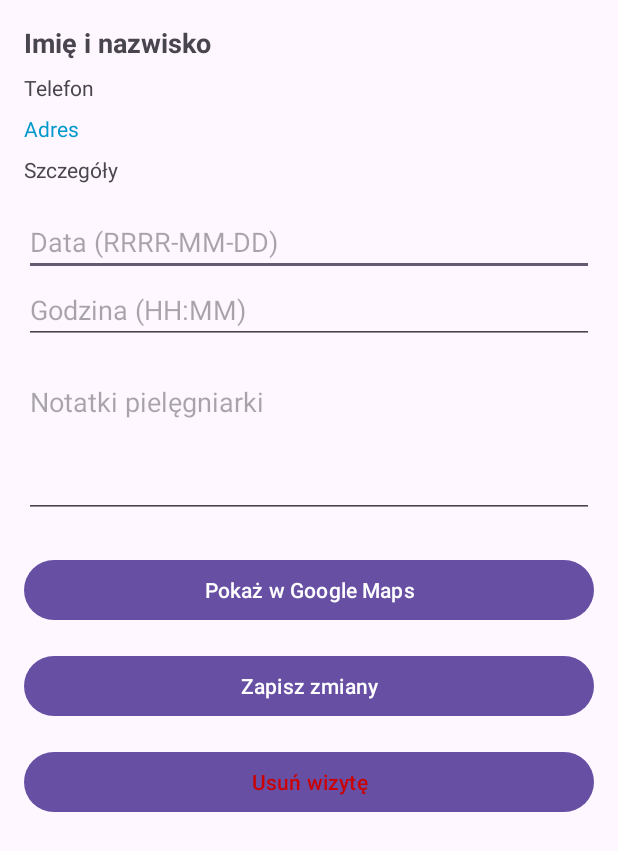
After one commit to KamilSterniuk/Nursely, an Android app: the EventDetailActivity screen opened directly, with no data from a screen before it, on a phone screen of 412 x 824 dp. The commit adds this screen. Shown: the top 851 px of the screen. Run offline under Robolectric (Android 15) with nearby library versions, the phone set to English and light mode, and no system bars.

Commit message:
nurse event details

```diff
--- a/app/src/main/AndroidManifest.xml
+++ b/app/src/main/AndroidManifest.xml
@@ -23,6 +23,8 @@
         </activity>
         <activity android:name=".AdminActivity"/>
         <activity android:name=".NurseActivity"/>
+        <activity android:name=".EventDetailActivity" />
+
     </application>
 
 </manifest>
--- /dev/null
+++ b/app/src/main/java/com/example/nursely/EventDetailActivity.java
@@ -0,0 +1,182 @@
+package com.example.nursely;
+
+import android.content.Intent;
+import android.net.Uri;
+import android.os.Bundle;
+import android.widget.Button;
+import android.widget.EditText;
+import android.widget.TextView;
+import android.widget.Toast;
+
+import androidx.appcompat.app.AppCompatActivity;
+
+import org.json.JSONArray;
+import org.json.JSONObject;
+
+import java.io.BufferedReader;
+import java.io.File;
+import java.io.FileReader;
+import java.io.FileWriter;
+import java.util.Iterator;
+
+public class EventDetailActivity extends AppCompatActivity {
+
+    TextView nameText, phoneText, addressText, detailsText;
+    EditText dateEdit, timeEdit, notesEdit;
+    Button openMapBtn, saveBtn, deleteBtn;
+    String login, date, time;
+    EventItem currentEvent;
+
+    @Override
+    protected void onCreate(Bundle savedInstanceState) {
+        super.onCreate(savedInstanceState);
+        setContentView(R.layout.activity_event_detail);
+
+        nameText = findViewById(R.id.patientName);
+        phoneText = findViewById(R.id.patientPhone);
+        addressText = findViewById(R.id.patientAddress);
+        detailsText = findViewById(R.id.patientDetails);
+        dateEdit = findViewById(R.id.dateEdit);
+        timeEdit = findViewById(R.id.timeEdit);
+        notesEdit = findViewById(R.id.notesEdit);
+        openMapBtn = findViewById(R.id.openMapButton);
+        saveBtn = findViewById(R.id.saveButton);
+        deleteBtn = findViewById(R.id.deleteButton);
+
+        login = getIntent().getStringExtra("login");
+        date = getIntent().getStringExtra("date");
+        time = getIntent().getStringExtra("time");
+
+        loadEvent();
+
+        openMapBtn.setOnClickListener(v -> {
+            Uri gmmIntentUri = Uri.parse("geo:0,0?q=" + Uri.encode(currentEvent.getAddress()));
+            Intent mapIntent = new Intent(Intent.ACTION_VIEW, gmmIntentUri);
+            mapIntent.setPackage("com.google.android.apps.maps");
+            startActivity(mapIntent);
+        });
+
+        saveBtn.setOnClickListener(v -> {
+            updateEvent();
+            Toast.makeText(this, "Zapisano zmiany", Toast.LENGTH_SHORT).show();
+            finish();
+        });
+
+        deleteBtn.setOnClickListener(v -> {
+            deleteEvent();
+            Toast.makeText(this, "Usunięto wizytę", Toast.LENGTH_SHORT).show();
+            finish();
+        });
+    }
+
+    private void loadEvent() {
+        try {
+            File file = new File(getFilesDir(), "users.json");
+            BufferedReader reader = new BufferedReader(new FileReader(file));
+            StringBuilder sb = new StringBuilder();
+            String line;
+
+            while ((line = reader.readLine()) != null) {
+                sb.append(line);
+            }
+
+            JSONArray users = new JSONArray(sb.toString());
+            for (int i = 0; i < users.length(); i++) {
+                JSONObject user = users.getJSONObject(i);
+                if (user.getString("login").equals(login)) {
+                    JSONArray events = user.getJSONArray("events");
+                    for (int j = 0; j < events.length(); j++) {
+                        JSONObject e = events.getJSONObject(j);
+                        if (e.getString("date").equals(date) && e.getString("time").equals(time)) {
+                            currentEvent = new EventItem(
+                                    e.getString("date"),
+                                    e.getString("time"),
+                                    e.getString("name"),
+                                    e.getString("address"),
+                                    e.optString("phone", ""),
+                                    e.optString("details", ""),
+                                    e.optString("notes", "")
+                            );
+                            nameText.setText(currentEvent.getPatientName());
+                            phoneText.setText(currentEvent.getPhone());
+                            addressText.setText(currentEvent.getAddress());
+                            detailsText.setText(currentEvent.getDetails());
+                            dateEdit.setText(currentEvent.getDate());
+                            timeEdit.setText(currentEvent.getTime());
+                            notesEdit.setText(currentEvent.getNotes());
+                            return;
+                        }
+                    }
+                }
+            }
+
+        } catch (Exception e) {
+            e.printStackTrace();
+            Toast.makeText(this, "Błąd ładowania wydarzenia", Toast.LENGTH_SHORT).show();
+        }
+    }
+
+    private void updateEvent() {
+        try {
+            File file = new File(getFilesDir(), "users.json");
+            BufferedReader reader = new BufferedReader(new FileReader(file));
+            StringBuilder sb = new StringBuilder();
+            String line;
+            while ((line = reader.readLine()) != null) sb.append(line);
+            JSONArray users = new JSONArray(sb.toString());
+
+            for (int i = 0; i < users.length(); i++) {
+                JSONObject user = users.getJSONObject(i);
+                if (user.getString("login").equals(login)) {
+                    JSONArray events = user.getJSONArray("events");
+                    for (int j = 0; j < events.length(); j++) {
+                        JSONObject e = events.getJSONObject(j);
+                        if (e.getString("date").equals(date) && e.getString("time").equals(time)) {
+                            e.put("date", dateEdit.getText().toString());
+                            e.put("time", timeEdit.getText().toString());
+                            e.put("notes", notesEdit.getText().toString());
+                            break;
+                        }
+                    }
+                }
+            }
+
+            FileWriter writer = new FileWriter(file);
+            writer.write(users.toString());
+            writer.close();
+        } catch (Exception e) {
+            e.printStackTrace();
+        }
+    }
+
+    private void deleteEvent() {
+        try {
+            File file = new File(getFilesDir(), "users.json");
+            BufferedReader reader = new BufferedReader(new FileReader(file));
+            StringBuilder sb = new StringBuilder();
+            String line;
+            while ((line = reader.readLine()) != null) sb.append(line);
+            JSONArray users = new JSONArray(sb.toString());
+
+            for (int i = 0; i < users.length(); i++) {
+                JSONObject user = users.getJSONObject(i);
+                if (user.getString("login").equals(login)) {
+                    JSONArray events = user.getJSONArray("events");
+                    for (int j = events.length() - 1; j >= 0; j--) {
+                        JSONObject e = events.getJSONObject(j);
+                        if (e.getString("date").equals(date) && e.getString("time").equals(time)) {
+                            events.remove(j);  // <-- usuwa obiekt z JSONArray
+                            break;
+                        }
+                    }
+                }
+            }
+
+            FileWriter writer = new FileWriter(file);
+            writer.write(users.toString());
+            writer.close();
+        } catch (Exception e) {
+            e.printStackTrace();
+        }
+    }
+}
--- /dev/null
+++ b/app/src/main/res/layout/activity_event_detail.xml
@@ -0,0 +1,88 @@
+<?xml version="1.0" encoding="utf-8"?>
+<ScrollView xmlns:android="http://schemas.android.com/apk/res/android"
+    android:layout_width="match_parent"
+    android:layout_height="match_parent"
+    android:padding="16dp">
+
+    <LinearLayout
+        android:orientation="vertical"
+        android:layout_width="match_parent"
+        android:layout_height="wrap_content">
+
+        <TextView
+            android:id="@+id/patientName"
+            android:layout_width="wrap_content"
+            android:layout_height="wrap_content"
+            android:text="Imię i nazwisko"
+            android:textStyle="bold"
+            android:textSize="18sp" />
+
+        <TextView
+            android:id="@+id/patientPhone"
+            android:layout_width="wrap_content"
+            android:layout_height="wrap_content"
+            android:text="Telefon"
+            android:layout_marginTop="8dp" />
+
+        <TextView
+            android:id="@+id/patientAddress"
+            android:layout_width="wrap_content"
+            android:layout_height="wrap_content"
+            android:text="Adres"
+            android:textColor="@android:color/holo_blue_dark"
+            android:clickable="true"
+            android:focusable="true"
+            android:layout_marginTop="8dp" />
+
+        <TextView
+            android:id="@+id/patientDetails"
+            android:layout_width="wrap_content"
+            android:layout_height="wrap_content"
+            android:text="Szczegóły"
+            android:layout_marginTop="8dp" />
+
+        <EditText
+            android:id="@+id/dateEdit"
+            android:layout_width="match_parent"
+            android:layout_height="wrap_content"
+            android:hint="Data (RRRR-MM-DD)"
+            android:layout_marginTop="16dp" />
+
+        <EditText
+            android:id="@+id/timeEdit"
+            android:layout_width="match_parent"
+            android:layout_height="wrap_content"
+            android:hint="Godzina (HH:MM)" />
+
+        <EditText
+            android:id="@+id/notesEdit"
+            android:layout_width="match_parent"
+            android:layout_height="100dp"
+            android:hint="Notatki pielęgniarki"
+            android:gravity="top"
+            android:inputType="textMultiLine"
+            android:layout_marginTop="16dp" />
+
+        <Button
+            android:id="@+id/openMapButton"
+            android:layout_width="match_parent"
+            android:layout_height="wrap_content"
+            android:text="Pokaż w Google Maps"
+            android:layout_marginTop="24dp" />
+
+        <Button
+            android:id="@+id/saveButton"
+            android:layout_width="match_parent"
+            android:layout_height="wrap_content"
+            android:text="Zapisz zmiany"
+            android:layout_marginTop="16dp" />
+
+        <Button
+            android:id="@+id/deleteButton"
+            android:layout_width="match_parent"
+            android:layout_height="wrap_content"
+            android:text="Usuń wizytę"
+            android:textColor="@android:color/holo_red_dark"
+            android:layout_marginTop="16dp" />
+    </LinearLayout>
+</ScrollView>
```
Also changed, not shown: app/src/main/assets/users.json (+193 -73 lines), app/src/main/java/com/example/nursely/EventAdapter.java (+12 -2 lines), app/src/main/java/com/example/nursely/EventItem.java (+10 -1 lines), app/src/main/java/com/example/nursely/NurseActivity.java (+16 -22 lines).
